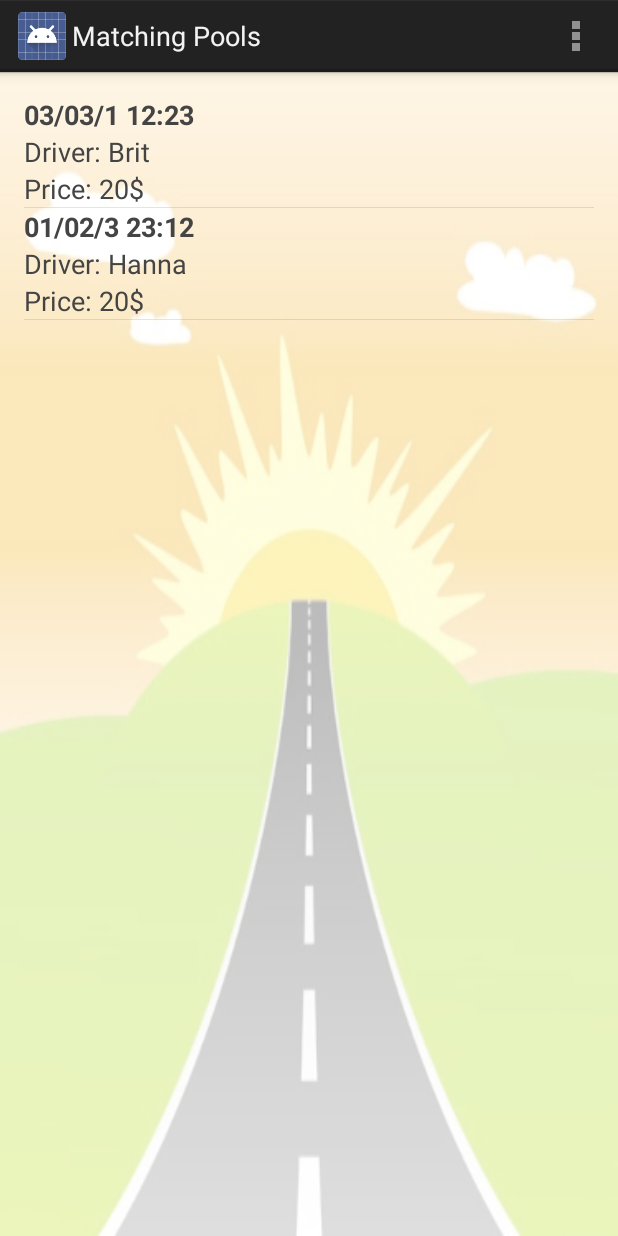
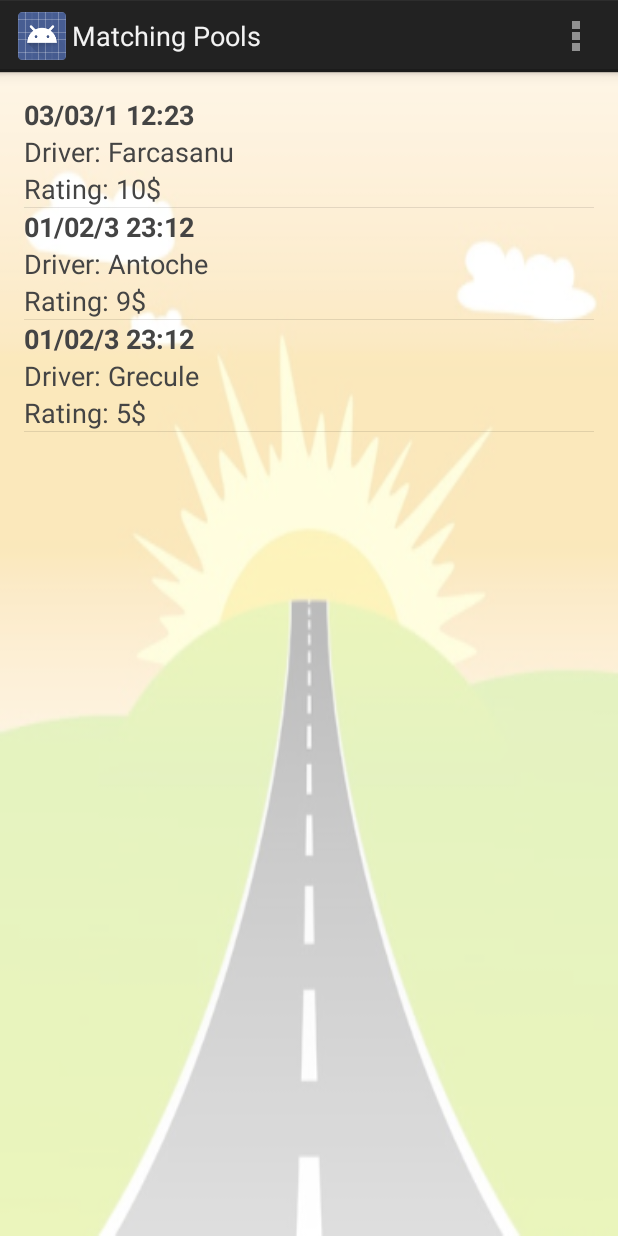
Before and after one commit to FlorescuAndreea/CarSharing, an Android app: the MatchingPoolsActivity screen opened directly, with no data from a screen before it, on a phone screen of 412 x 824 dp. Run offline under Robolectric (Android 15) with nearby library versions, the light colour scheme and no system bars.

Commit message:
Added background for MyPools activity. Added Ratng to MatchingPools Activity.

```diff
--- a/app/src/main/java/com/carsharing/antisergiu/main/MatchingPoolsActivity.java
+++ b/app/src/main/java/com/carsharing/antisergiu/main/MatchingPoolsActivity.java
@@ -120,9 +120,10 @@ public class MatchingPoolsActivity extends Activity {
                 routes = new ArrayList<Route>();
                 Time t = new Time();
                 t.setToNow();
-                routes.add(new Route("Brit",3,20, 1, 3, 3, 12, 23, new LatLng(1,1), new LatLng(2,2)));
+                    routes.add(new Route("Farcasanu",3,10, 1, 3, 3, 12, 23, new LatLng(1,1), new LatLng(2,2)));
                 t.set(0,1,2,3,4,5);
-                routes.add(new Route("Hanna",2,20, 3, 2, 1, 23, 12, new LatLng(1,1), new LatLng(2,2)));
+                routes.add(new Route("Antoche",2,9, 3, 2, 1, 23, 12, new LatLng(1,1), new LatLng(2,2)));
+                routes.add(new Route("Grecule",2,5, 3, 2, 1, 23, 12, new LatLng(1,1), new LatLng(2,2)));
             }
 
             public int getCount() {
@@ -162,7 +163,7 @@ public class MatchingPoolsActivity extends Activity {
                     layout.addView(driverView);
 
                     TextView priceView = new TextView(parent.getContext());
-                    priceView.setText("Price: " + currRoute.getPrice() + "$");
+                    priceView.setText("Rating: " + currRoute.getRating() + "$");
                     priceView.setTextSize(18);
                     priceView.setTextColor(Color.DKGRAY);
                     layout.addView(priceView);
--- a/app/src/main/java/com/carsharing/antisergiu/main/Route.java
+++ b/app/src/main/java/com/carsharing/antisergiu/main/Route.java
@@ -14,7 +14,7 @@ public class Route {
     private int mId;
     private String mDriver;
     private int mAvailableSeats;
-    private int mPrice;
+    private int mRating;
     private int mDepatureYear;
     private int mDepatureMonth;
     private int mDepatureDate;
@@ -24,13 +24,13 @@ public class Route {
     private LatLng mEndPoint;
     private ArrayList<String> mPassengers;
 
-    public Route(String driver, int availableSeats, int price, int departureYear, int departureMonth,
+    public Route(String driver, int availableSeats, int rating, int departureYear, int departureMonth,
                  int departureDate, int departureHour, int departureMinute, LatLng startPoint, LatLng endPoint){
         mId = mIdCounter;
         mIdCounter++;
         mDriver = driver;
         mAvailableSeats = availableSeats;
-        mPrice = price;
+        mRating = rating;
         mDepatureYear = departureYear;
         mDepatureMonth = departureMonth;
         mDepatureDate = departureDate;
@@ -45,14 +45,12 @@ public class Route {
         mPassengers.add(passenger);
         // re-calculate the price
         int nbrPassengers = mPassengers.size();
-        mPrice = (mPrice/(nbrPassengers-1))*nbrPassengers;
     }
 
     public void removePassenger(String passenger){
         mPassengers.remove(passenger);
         // re-calculate the price
         int nbrPassengers = mPassengers.size();
-        mPrice = (mPrice/(nbrPassengers+1))*nbrPassengers;
     }
 
     public int getId() {
@@ -67,8 +65,8 @@ public class Route {
         return mAvailableSeats;
     }
 
-    public int getPrice() {
-        return mPrice;
+    public int getRating() {
+        return mRating;
     }
 
     public int getDepatureYear() {
--- a/app/src/main/res/layout/activity_my_pools.xml
+++ b/app/src/main/res/layout/activity_my_pools.xml
@@ -1,4 +1,5 @@
 <FrameLayout xmlns:android="http://schemas.android.com/apk/res/android"
     xmlns:tools="http://schemas.android.com/tools" android:id="@+id/container"
     android:layout_width="match_parent" android:layout_height="match_parent"
-    tools:context="com.carsharing.antisergiu.main.MyPools" tools:ignore="MergeRootFrame" />
+    tools:context="com.carsharing.antisergiu.main.MyPools" tools:ignore="MergeRootFrame"
+    android:background="@drawable/road_background"/>
```
